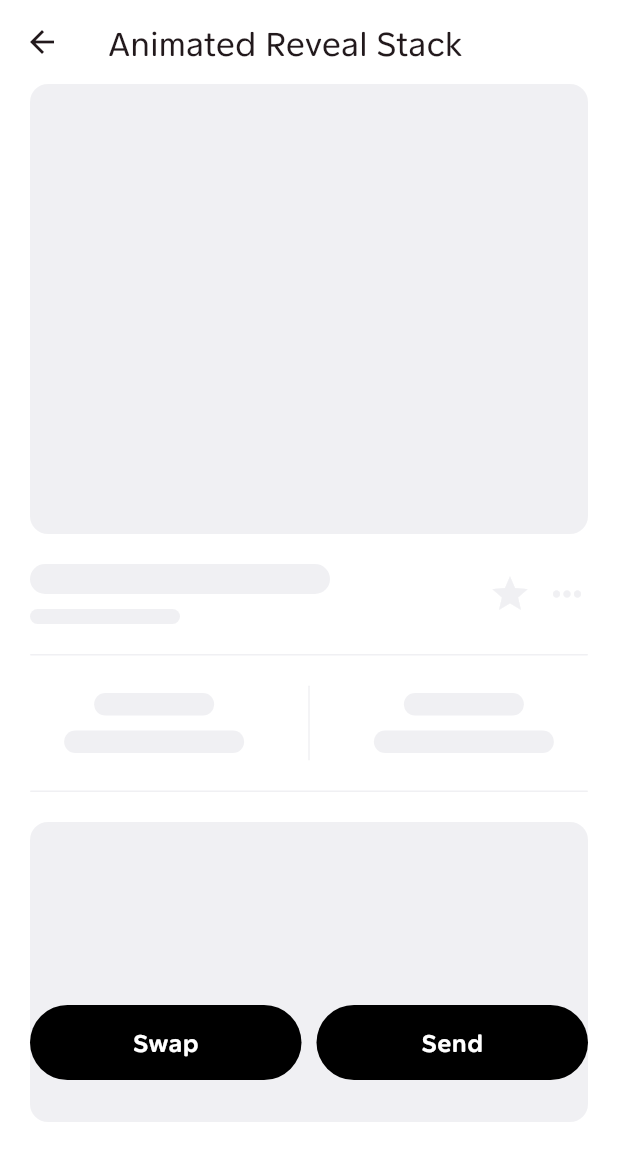
After one commit to ericyn/playground, a Flutter app: the screen it shows after launch, after a tap on "Animated Reveal Stack", on a phone screen of 412 x 824 dp. The commit adds this screen. Shown: the top 1161 px of the screen. Run offline on Flutter 3.47's test engine with Material 3 defaults, Android fonts, the phone set to English and light mode, and no system bars.

Commit message:
animated reveal widget

```diff
--- a/lib/app/app.dart
+++ b/lib/app/app.dart
@@ -1,4 +1,5 @@
 import 'package:flutter/material.dart';
+import 'package:playground/app/widgets.dart';
 
 class App extends StatelessWidget {
   const App({super.key});
@@ -14,6 +15,7 @@ class App extends StatelessWidget {
           seedColor: Colors.black,
           background: Colors.white,
           surface: Colors.white,
+          surfaceTint: Colors.white,
         ),
       ),
       home: Scaffold(
@@ -28,6 +30,34 @@ class App extends StatelessWidget {
             ),
           ),
         ),
+        body: GridView.builder(
+          padding: const EdgeInsets.all(8),
+          gridDelegate: const SliverGridDelegateWithFixedCrossAxisCount(
+            crossAxisCount: 2,
+          ),
+          itemBuilder: (context, index) {
+            final myWidget = myWidgets[index];
+
+            return GestureDetector(
+              onTap: () {
+                Navigator.of(context).push(myWidget.route());
+              },
+              child: Card(
+                surfaceTintColor: myWidget.color,
+                child: Center(
+                  child: Text(
+                    myWidget.name,
+                    style: const TextStyle(
+                      fontSize: 20,
+                      fontWeight: FontWeight.bold,
+                    ),
+                  ),
+                ),
+              ),
+            );
+          },
+          itemCount: myWidgets.length,
+        ),
       ),
     );
   }
--- /dev/null
+++ b/lib/app/common.dart
@@ -0,0 +1,8 @@
+import 'package:flutter/material.dart';
+
+const skeletonColor = Color(0xFFF0F0F3);
+
+BoxDecoration skeletonDecoration = BoxDecoration(
+  color: skeletonColor,
+  borderRadius: BorderRadius.circular(12),
+);
--- /dev/null
+++ b/lib/app/widgets.dart
@@ -0,0 +1,25 @@
+import 'package:flutter/material.dart';
+import 'package:playground/widgets/animated_reveal_stack.dart';
+
+class MyWidget {
+  const MyWidget({
+    required this.name,
+    required this.description,
+    required this.color,
+    required this.route,
+  });
+
+  final String name;
+  final String description;
+  final Color color;
+  final PageRoute<dynamic> Function() route;
+}
+
+final List<MyWidget> myWidgets = [
+  const MyWidget(
+    name: 'Animated Reveal Stack',
+    description: "Taken from Family's Token page",
+    color: Colors.blue,
+    route: AnimatedRevealStack.route,
+  ),
+];
--- /dev/null
+++ b/lib/widgets/animated_reveal_stack.dart
@@ -0,0 +1,314 @@
+import 'package:flutter/material.dart';
+import 'package:playground/app/common.dart';
+
+class AnimatedRevealStack extends StatefulWidget {
+  const AnimatedRevealStack({super.key});
+
+  static PageRoute<AnimatedRevealStack> route() =>
+      MaterialPageRoute(builder: (_) => const AnimatedRevealStack());
+
+  @override
+  State<AnimatedRevealStack> createState() => _AnimatedRevealStackState();
+}
+
+class _AnimatedRevealStackState extends State<AnimatedRevealStack> {
+  bool isExpanded = false;
+  final double partialVisibleHeight = 40;
+
+  void toggleExpanded() {
+    setState(() {
+      isExpanded = !isExpanded;
+    });
+  }
+
+  @override
+  Widget build(BuildContext context) {
+    final screenHeight = MediaQuery.of(context).size.height;
+    return Scaffold(
+      appBar: AppBar(
+        title: Text('Animated Reveal Stack'),
+      ),
+      body: Stack(
+        children: [
+          ColoredBox(
+            color: Colors.black,
+            child: Padding(
+              padding: const EdgeInsets.symmetric(horizontal: 20),
+              child: Column(
+                children: [
+                  const SizedBox(height: 60),
+                  Container(
+                    height: 40,
+                    decoration: BoxDecoration(
+                      color: const Color(0xFF19171A),
+                      borderRadius: BorderRadius.circular(12),
+                    ),
+                  ),
+                  const SizedBox(height: 20),
+                  Expanded(
+                    child: ListView(
+                      children: List.generate(
+                        20,
+                        (index) => const Column(
+                          children: [
+                            RowAddress(),
+                            SizedBox(height: 20),
+                          ],
+                        ),
+                      ),
+                    ),
+                  ),
+                ],
+              ),
+            ),
+          ),
+          AnimatedPositioned(
+            duration: const Duration(milliseconds: 300),
+            curve: Curves.easeInOut,
+            top: isExpanded ? -(screenHeight - partialVisibleHeight) : 0,
+            left: 0,
+            right: 0,
+            height: screenHeight,
+            child: GestureDetector(
+              onVerticalDragUpdate: (details) {
+                // Allow dragging down to collapse
+                if (details.primaryDelta! > 0 && isExpanded) {
+                  toggleExpanded();
+                }
+              },
+              onVerticalDragEnd: (details) {
+                // Optional: add logic here
+              },
+              onTap: toggleExpanded,
+              child: ClipRRect(
+                borderRadius: isExpanded
+                    ? const BorderRadius.only(
+                        bottomLeft: Radius.circular(20),
+                        bottomRight: Radius.circular(20),
+                      )
+                    : BorderRadius.zero,
+                child: ColoredBox(
+                  color: Colors.white,
+                  child: Padding(
+                    padding: const EdgeInsets.symmetric(horizontal: 20),
+                    child: Stack(
+                      children: [
+                        ListView(
+                          physics: isExpanded
+                              ? const NeverScrollableScrollPhysics()
+                              : const AlwaysScrollableScrollPhysics(),
+                          children: [
+                            Container(
+                              height: 300,
+                              decoration: skeletonDecoration,
+                            ),
+                            const SizedBox(height: 20),
+                            Row(
+                              children: [
+                                Expanded(
+                                  child: Column(
+                                    crossAxisAlignment:
+                                        CrossAxisAlignment.start,
+                                    children: [
+                                      Container(
+                                        height: 20,
+                                        width: 200,
+                                        decoration: skeletonDecoration,
+                                      ),
+                                      const SizedBox(height: 10),
+                                      Container(
+                                        height: 10,
+                                        width: 100,
+                                        decoration: skeletonDecoration,
+                                      ),
+                                    ],
+                                  ),
+                                ),
+                                const Icon(
+                                  Icons.star,
+                                  size: 28,
+                                  color: skeletonColor,
+                                ),
+                                const SizedBox(width: 10),
+                                const Icon(
+                                  Icons.more_horiz,
+                                  size: 28,
+                                  color: skeletonColor,
+                                ),
+                              ],
+                            ),
+                            const SizedBox(height: 20),
+                            Container(
+                              height: 1,
+                              decoration: skeletonDecoration,
+                            ),
+                            const SizedBox(height: 20),
+                            Row(
+                              children: [
+                                Expanded(
+                                  child: Column(
+                                    children: [
+                                      Container(
+                                        height: 15,
+                                        width: 80,
+                                        decoration: skeletonDecoration,
+                                      ),
+                                      const SizedBox(height: 10),
+                                      Container(
+                                        height: 15,
+                                        width: 120,
+                                        decoration: skeletonDecoration,
+                                      ),
+                                    ],
+                                  ),
+                                ),
+                                const SizedBox(width: 20),
+                                Container(
+                                  width: 1,
+                                  height: 50,
+                                  decoration: skeletonDecoration,
+                                ),
+                                const SizedBox(width: 20),
+                                Expanded(
+                                  child: Column(
+                                    children: [
+                                      Container(
+                                        height: 15,
+                                        width: 80,
+                                        decoration: skeletonDecoration,
+                                      ),
+                                      const SizedBox(height: 10),
+                                      Container(
+                                        height: 15,
+                                        width: 120,
+                                        decoration: skeletonDecoration,
+                                      ),
+                                    ],
+                                  ),
+                                ),
+                              ],
+                            ),
+                            const SizedBox(height: 20),
+                            Container(
+                              height: 1,
+                              decoration: skeletonDecoration,
+                            ),
+                            const SizedBox(height: 20),
+                            Container(
+                              height: 200,
+                              decoration: skeletonDecoration,
+                            ),
+                          ],
+                        ),
+                        Align(
+                          alignment: Alignment.bottomCenter,
+                          child: Padding(
+                            padding: const EdgeInsets.only(bottom: 160),
+                            child: Row(
+                              children: [
+                                Expanded(
+                                  child: Container(
+                                    height: 50,
+                                    decoration: BoxDecoration(
+                                      color: Colors.black,
+                                      borderRadius: BorderRadius.circular(999),
+                                    ),
+                                    child: const Center(
+                                      child: Text(
+                                        'Swap',
+                                        style: TextStyle(
+                                          fontSize: 16,
+                                          color: Colors.white,
+                                          fontWeight: FontWeight.bold,
+                                        ),
+                                      ),
+                                    ),
+                                  ),
+                                ),
+                                const SizedBox(width: 10),
+                                Expanded(
+                                  child: Container(
+                                    height: 50,
+                                    decoration: BoxDecoration(
+                                      color: Colors.black,
+                                      borderRadius: BorderRadius.circular(999),
+                                    ),
+                                    child: const Center(
+                                      child: Text(
+                                        'Send',
+                                        style: TextStyle(
+                                          fontSize: 16,
+                                          color: Colors.white,
+                                          fontWeight: FontWeight.bold,
+                                        ),
+                                      ),
+                                    ),
+                                  ),
+                                ),
+                              ],
+                            ),
+                          ),
+                        ),
+                        Align(
+                          alignment: Alignment.bottomCenter,
+                          child: Container(
+                            height: 8,
+                            width: 52,
+                            margin: const EdgeInsets.only(bottom: 10),
+                            decoration: BoxDecoration(
+                              color: skeletonColor,
+                              borderRadius: BorderRadius.circular(999),
+                            ),
+                          ),
+                        ),
+                      ],
+                    ),
+                  ),
+                ),
+              ),
+            ),
+          ),
+        ],
+      ),
+    );
+  }
+}
+
+class RowAddress extends StatelessWidget {
+  const RowAddress({
+    super.key,
+  });
+
+  @override
+  Widget build(BuildContext context) {
+    return Row(
+      children: [
+        const CircleAvatar(
+          backgroundColor: Color(0xFF19171A),
+          radius: 28,
+        ),
+        const SizedBox(width: 10),
+        Column(
+          crossAxisAlignment: CrossAxisAlignment.start,
+          children: [
+            Container(
+              height: 20,
+              width: 120,
+              decoration: skeletonDecoration.copyWith(
+                color: const Color(0xFF19171A),
+              ),
+            ),
+            const SizedBox(height: 5),
+            Container(
+              height: 15,
+              width: 80,
+              decoration: skeletonDecoration.copyWith(
+                color: const Color(0xFF19171A),
+              ),
+            ),
+          ],
+        ),
+      ],
+    );
+  }
+}
```
